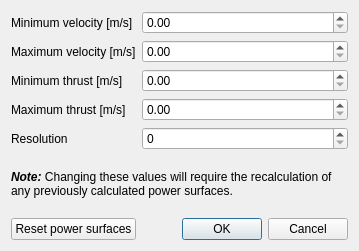
Before: the Qt Designer form UI/dialog_optimisation_settings.ui in cadowd/proppy, drawn with Qt 5.
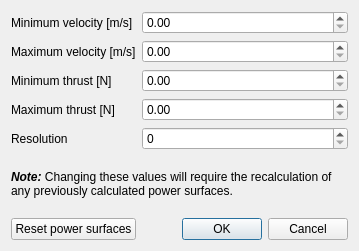
After: the same form once the commit is applied.

Patch:
```diff
--- a/UI/dialog_optimisation_settings.ui
+++ b/UI/dialog_optimisation_settings.ui
@@ -65,7 +65,7 @@
    <item row="2" column="1">
     <widget class="QLabel" name="label_3">
      <property name="text">
-      <string>Minimum thrust [m/s]</string>
+      <string>Minimum thrust [N]</string>
      </property>
     </widget>
    </item>
@@ -89,7 +89,7 @@
    <item row="3" column="1">
     <widget class="QLabel" name="label_4">
      <property name="text">
-      <string>Maximum thrust [m/s]</string>
+      <string>Maximum thrust [N]</string>
      </property>
     </widget>
    </item>
```
